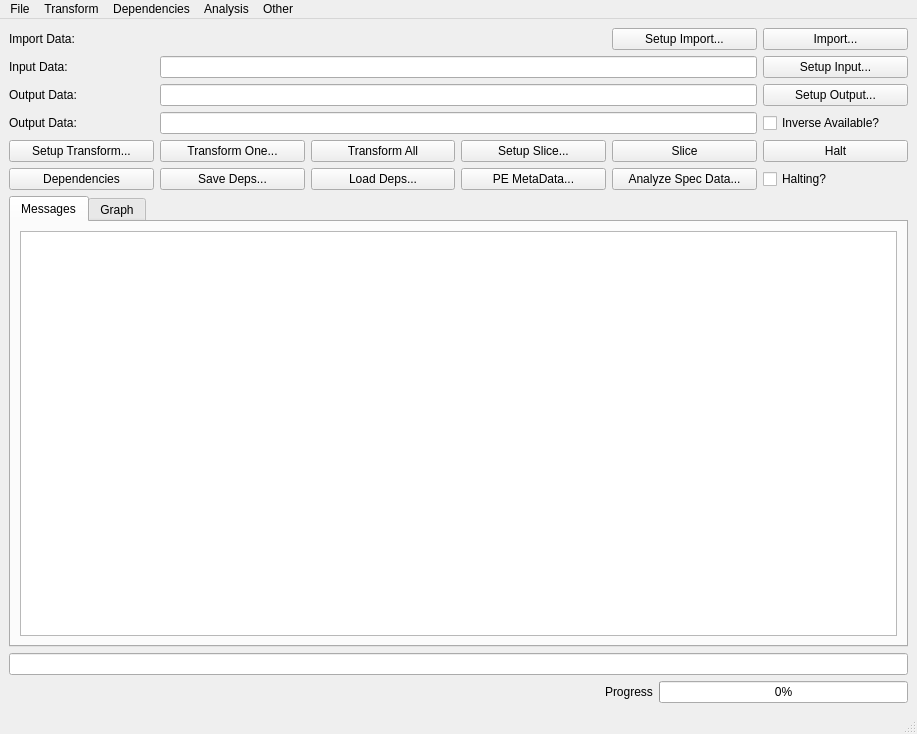
Qt form cctwqt/cctwqtmainwindow.ui (guyjennings/cctw) before a commit.
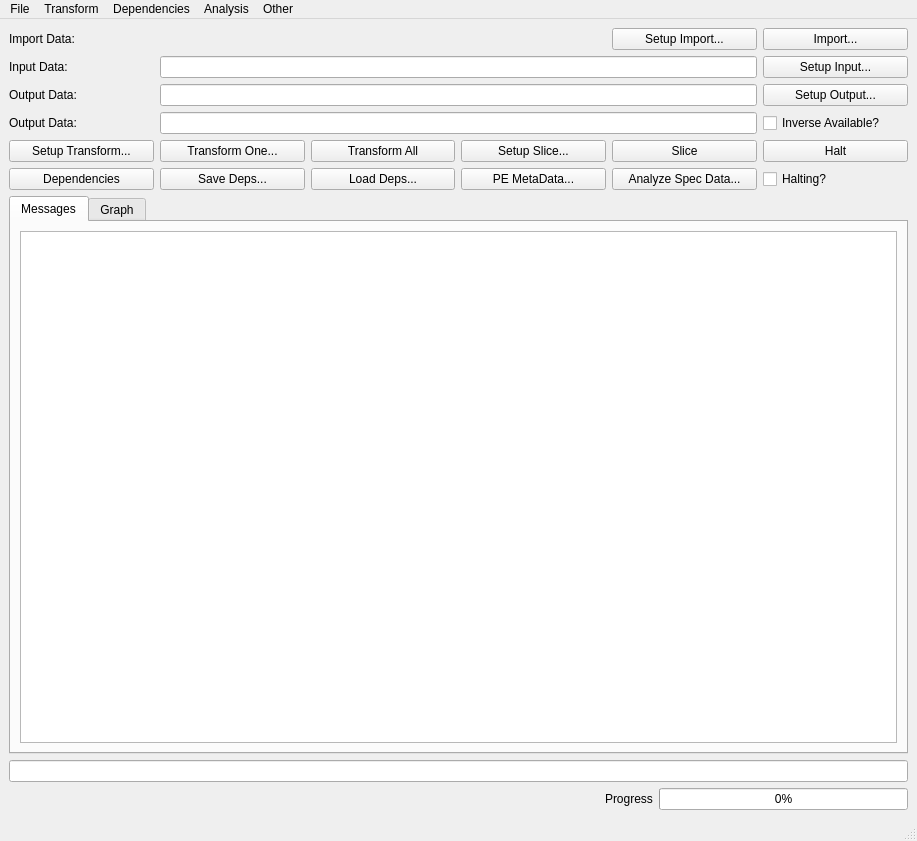
The same form after that commit. Custom widgets are drawn as their Qt base class.

Commit message: Minor changes to main window

```diff
--- a/cctwqt/cctwqtmainwindow.ui
+++ b/cctwqt/cctwqtmainwindow.ui
@@ -7,7 +7,7 @@
     <x>0</x>
     <y>0</y>
     <width>917</width>
-    <height>734</height>
+    <height>841</height>
    </rect>
   </property>
   <property name="windowTitle">
```
Left out of the diff: 2 changed lines with no effect on the pictures.
